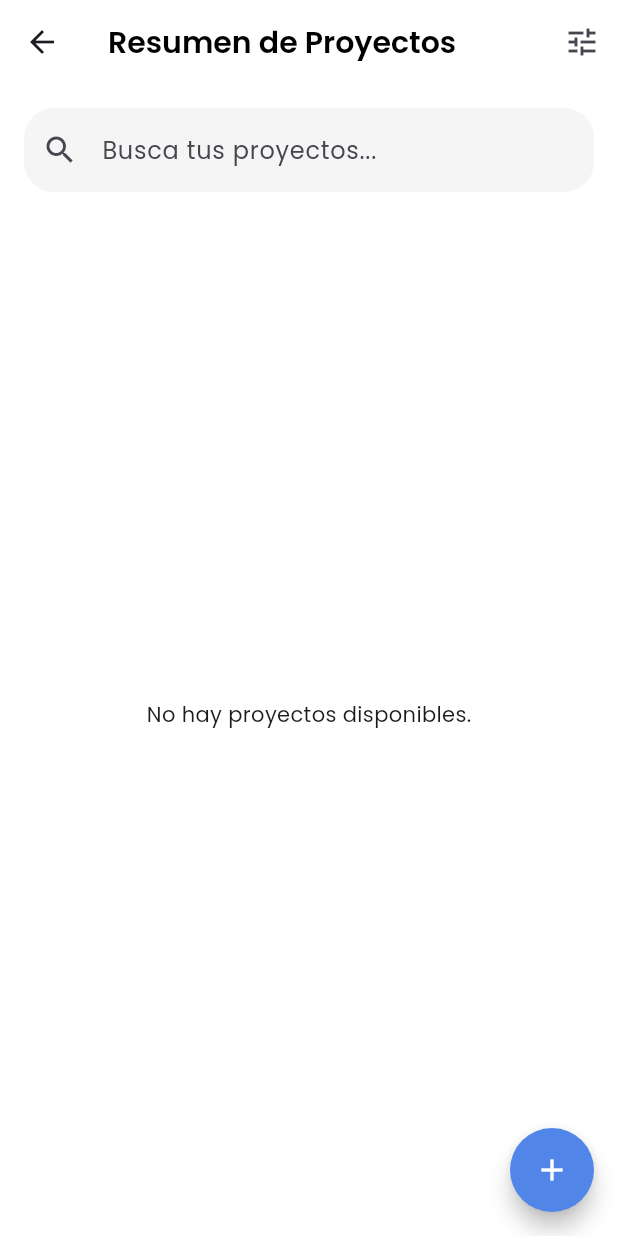
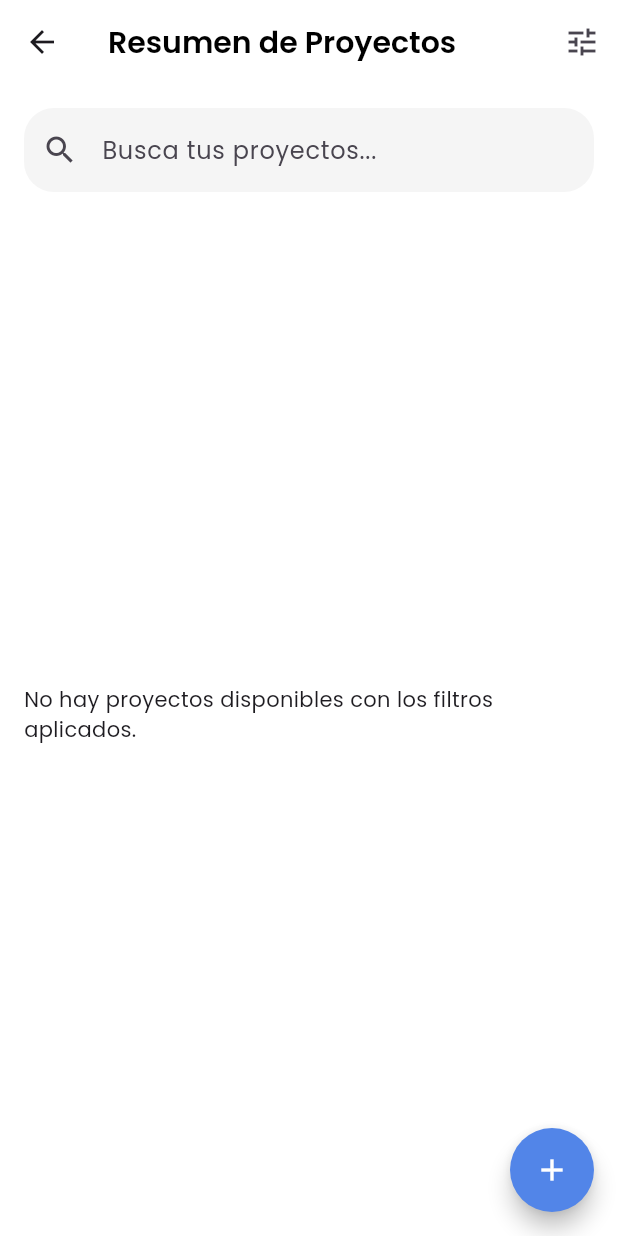
Before and after one commit to AlvaroAceval16/banco_de_proyectos, a Flutter app: the ResumenProyectosPage screen opened by its route, on a phone screen of 412 x 824 dp. Run offline on Flutter 3.47's test engine with Material 3 defaults, Android fonts, the phone set to English and light mode, and no system bars; our stand-ins replace google_fonts, supabase_flutter; accounts and stored records are empty.

Commit message:
avance filtros proyectos

```diff
--- a/lib/back/logica_proyectos.dart
+++ b/lib/back/logica_proyectos.dart
@@ -308,4 +308,56 @@ class ProyectoService {
       throw Exception('Error al eliminar el proyecto: $e');
     }
   }
+
+  static Future<List<Proyecto>> obtenerProyectosConFiltros({
+    List<String>? filtrosEstado,
+    List<String>? filtrosModalidad,
+    List<String>? filtrosPeriodo,
+    String? searchTerm,
+    String orderByColumn = 'fechasolicitud', // Por defecto
+    bool ascending = false, // Por defecto
+  }) async {
+    try {
+      // Inicia la consulta
+      var query = _supabase.from('proyectos').select('*');
+
+      // Aplica el filtro 'activo = true' por defecto
+      query = query.eq('activo', true);
+
+      // Aplicar filtros de estado
+      if (filtrosEstado != null && filtrosEstado.isNotEmpty) {
+        query = query.filter('estado', 'in', '(${filtrosEstado.map((e) => "'$e'").join(',')})');
+      }
+
+      // Aplicar filtros de modalidad
+      if (filtrosModalidad != null && filtrosModalidad.isNotEmpty) {
+        query = query.filter('modalidad', 'in', '(${filtrosModalidad.map((e) => "'$e'").join(',')})');
+      }
+
+      // Aplicar filtros de periodo
+      if (filtrosPeriodo != null && filtrosPeriodo.isNotEmpty) {
+        query = query.filter('periodo', 'in', '(${filtrosPeriodo.map((e) => "'$e'").join(',')})');
+      }
+
+      // Aplicar término de búsqueda
+      if (searchTerm != null && searchTerm.isNotEmpty) {
+        // Encadena la condición .or() directamente al query
+        query = query.or('nombreproyecto.ilike.%$searchTerm%,descripcion.ilike.%$searchTerm%');
+      }
+
+      // Aplicar ordenamiento. El método .order() devuelve un PostgrestTransformBuilder,
+      // por eso el encadenamiento directo es crucial para evitar el error de asignación.
+      final List<Map<String, dynamic>> response = await query.order(orderByColumn, ascending: ascending);
+
+      if (response.isEmpty) {
+        return [];
+      }
+
+      // Mapea los resultados a objetos Proyecto
+      return response.map((json) => Proyecto.fromMap(json)).toList();
+    } catch (e) {
+      print('Error al obtener proyectos con filtros: $e');
+      throw Exception('Error al cargar proyectos con filtros: $e');
+    }
+  }
 }
--- a/lib/pages/vista_proyectos.dart
+++ b/lib/pages/vista_proyectos.dart
@@ -11,8 +11,10 @@ class ResumenProyectosPage extends StatefulWidget {
 }
 
 class _ResumenProyectosPageState extends State<ResumenProyectosPage> {
-  late Future<List<Map<String, dynamic>>> _obtenerProyectosFuture;
+  late Future<List<Proyecto>> _obtenerProyectosFuture;
 
+  // Los filtros iniciales deben estar todos en 'true' para que el usuario pueda desactivarlos
+  // Pero la carga INICIAL no usa estos filtros hasta que se presiona "Aplicar"
   final Map<String, bool> filtros = {
     'Activo': true,
     'En Proceso': true,
@@ -24,10 +26,82 @@ class _ResumenProyectosPageState extends State<ResumenProyectosPage> {
     'Ago-Dic': true,
   };
 
+  final TextEditingController _searchController = TextEditingController();
+
   @override
   void initState() {
     super.initState();
-    _obtenerProyectosFuture = ProyectoService.obtenerProyectos();
+    // Al iniciar, cargamos *todos* los proyectos visibles.
+    // Esto significa que los filtros de estado/modalidad/periodo se envían como null o vacíos.
+    _obtenerProyectosFuture = ProyectoService.obtenerProyectosConFiltros(
+      searchTerm: _searchController.text.trim().isNotEmpty ? _searchController.text.trim() : null,
+      // No se pasan filtros de estado, modalidad o periodo inicialmente
+      // para que el backend no los aplique.
+      filtrosEstado: null,
+      filtrosModalidad: null,
+      filtrosPeriodo: null,
+    );
+    // No necesitamos un listener para _onSearchChanged si solo aplicamos en onSubmitted o con el botón
+    // _searchController.addListener(_onSearchChanged);
+  }
+
+  @override
+  void dispose() {
+    // Si no usas _onSearchChanged, puedes quitar el removeListener
+    // _searchController.removeListener(_onSearchChanged);
+    _searchController.dispose();
+    super.dispose();
+  }
+
+  // Este método ahora se encarga de aplicar los filtros *solo cuando se le llama explícitamente*
+  void _applyFilters() {
+    setState(() {
+      List<String> estadosActivos = [];
+      if (filtros['Activo']!) estadosActivos.add('Activo');
+      if (filtros['En Proceso']!) estadosActivos.add('En Proceso');
+      if (filtros['Finalizado']!) estadosActivos.add('Finalizado');
+
+      List<String> modalidadesActivas = [];
+      if (filtros['Presencial']!) modalidadesActivas.add('Presencial');
+      if (filtros['En Línea']!) modalidadesActivas.add('En Línea');
+      if (filtros['Híbrido']!) modalidadesActivas.add('Híbrido');
+
+      List<String> periodosActivos = [];
+      if (filtros['Ene-Jun']!) periodosActivos.add('Ene-Jun');
+      if (filtros['Ago-Dic']!) periodosActivos.add('Ago-Dic');
+
+      String searchTerm = _searchController.text.trim();
+
+      print('--- Aplicando Filtros ---');
+      print('Filtros Estado: $estadosActivos');
+      print('Filtros Modalidad: $modalidadesActivas');
+      print('Filtros Periodo: $periodosActivos');
+      print('Término de Búsqueda: "$searchTerm"');
+      print('-------------------------');
+
+      _obtenerProyectosFuture = ProyectoService.obtenerProyectosConFiltros(
+        filtrosEstado: estadosActivos.isNotEmpty ? estadosActivos : null,
+        filtrosModalidad: modalidadesActivas.isNotEmpty ? modalidadesActivas : null,
+        filtrosPeriodo: periodosActivos.isNotEmpty ? periodosActivos : null,
+        searchTerm: searchTerm.isNotEmpty ? searchTerm : null,
+      );
+    });
+  }
+
+  // Restablece todos los filtros en el UI y recarga los proyectos sin filtros
+  void _resetFilters() {
+    setState(() {
+      filtros.updateAll((key, value) => true); // Activa todos los switches en el UI
+      _searchController.clear(); // Limpia el campo de búsqueda
+      // Recarga los proyectos sin aplicar ningún filtro específico, solo el activo=true por defecto
+      _obtenerProyectosFuture = ProyectoService.obtenerProyectosConFiltros(
+        filtrosEstado: null,
+        filtrosModalidad: null,
+        filtrosPeriodo: null,
+        searchTerm: null,
+      );
+    });
+    Navigator.pop(context); // Cierra el Drawer
   }
 
   @override
@@ -63,7 +137,7 @@ class _ResumenProyectosPageState extends State<ResumenProyectosPage> {
                   _buildSwitchTile('Híbrido'),
                   const SizedBox(height: 8),
                   _buildSectionTitle('Periodo'),
-                  const Text('2025'),
+                  const Text('2025'), // Esto es un texto fijo, no un filtro
                   _buildSwitchTile('Ene-Jun'),
                   _buildSwitchTile('Ago-Dic'),
                   const Spacer(),
@@ -96,23 +170,23 @@ class _ResumenProyectosPageState extends State<ResumenProyectosPage> {
               _buildSearchField(),
               const SizedBox(height: 16),
               Expanded(
-                child: FutureBuilder<List<Map<String, dynamic>>>(
+                child: FutureBuilder<List<Proyecto>>(
                   future: _obtenerProyectosFuture,
                   builder: (context, snapshot) {
                     if (snapshot.connectionState == ConnectionState.waiting) {
                       return const Center(child: CircularProgressIndicator());
                     } else if (snapshot.hasError) {
-                      return Center(child: Text('Error: ${snapshot.error}'));
+                      print('Error en FutureBuilder: ${snapshot.error}'); // Depuración
+                      return Center(child: Text('Error al cargar proyectos: ${snapshot.error}'));
                     } else if (!snapshot.hasData || snapshot.data!.isEmpty) {
-                      return const Center(child: Text('No hay proyectos disponibles.'));
+                      return const Center(child: Text('No hay proyectos disponibles con los filtros aplicados.'));
                     }
 
                     final proyectos = snapshot.data!;
                     return ListView.builder(
                       itemCount: proyectos.length,
                       itemBuilder: (context, index) {
-                        final proyectoMap = proyectos[index];
-                        final proyecto = Proyecto.fromMap(proyectoMap);
+                        final proyecto = proyectos[index];
                         return Card(
                           color: Theme.of(context).cardColor,
                           elevation: 0,
@@ -207,22 +281,23 @@ class _ResumenProyectosPageState extends State<ResumenProyectosPage> {
       mainAxisAlignment: MainAxisAlignment.spaceEvenly,
       children: [
         ElevatedButton(
-          onPressed: () => setState(() {}),
+          onPressed: () {
+            _applyFilters(); // <--- Llama al nuevo método para aplicar filtros
+            Navigator.pop(context); // Cierra el Drawer
+          },
           style: ElevatedButton.styleFrom(
             backgroundColor: Colors.blue,
-          ),
+        ),
           child: const Text('Aplicar'),
         ),
         ElevatedButton(
           onPressed: () {
-            setState(() {
-              filtros.updateAll((key, value) => true);
-            });
+            _resetFilters(); // Llama al método para restablecer filtros
           },
           style: ElevatedButton.styleFrom(
             backgroundColor: Colors.grey.shade400,
           ),
-          child: const Text('Cancelar'),
+          child: const Text('Restablecer'),
         ),
       ],
     );
@@ -230,6 +305,7 @@ class _ResumenProyectosPageState extends State<ResumenProyectosPage> {
 
   Widget _buildSearchField() {
     return TextField(
+      controller: _searchController,
       decoration: InputDecoration(
         hintText: 'Busca tus proyectos...',
         prefixIcon: const Icon(Icons.search),
@@ -240,6 +316,9 @@ class _ResumenProyectosPageState extends State<ResumenProyectosPage> {
           borderSide: BorderSide.none,
         ),
       ),
+      onSubmitted: (value) {
+        _applyFilters(); // <--- Llama a _applyFilters al presionar Enter en el campo de búsqueda
+      },
     );
   }
 }
```
